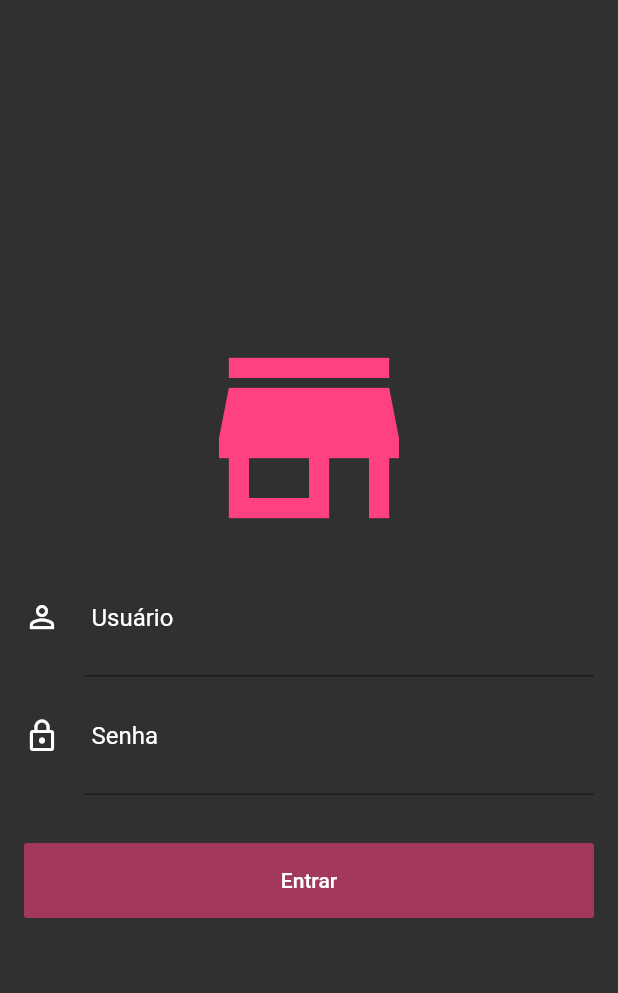
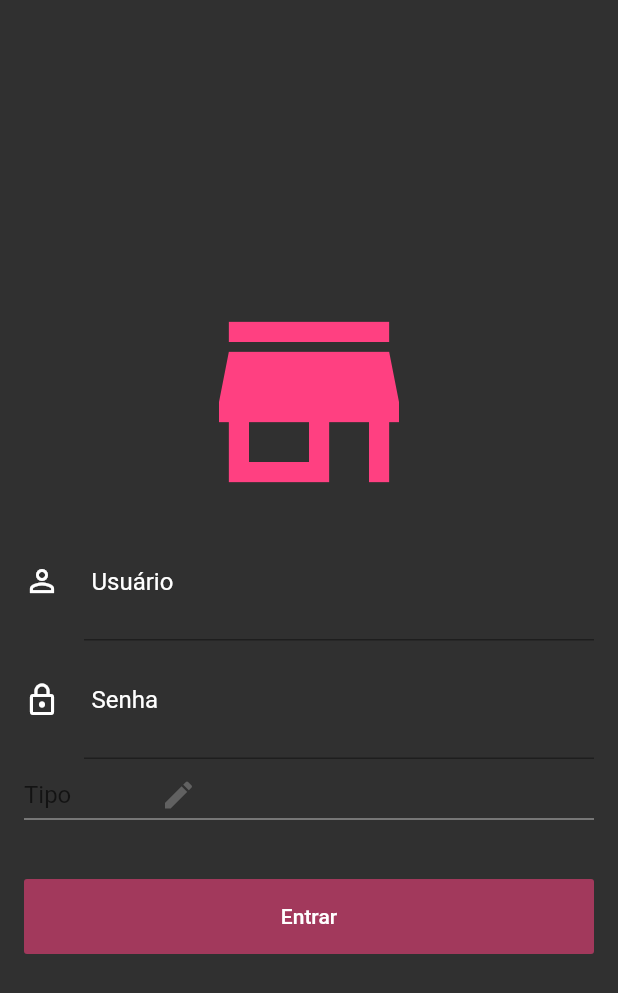
Before and after one commit to paulohcosta1/healthdiaryApp, a Flutter app: the screen it shows after launch, on a phone screen of 412 x 824 dp. Shown: the top 993 px of the screen. Run offline on Flutter 3.47's test engine with Material 2 defaults, Android fonts, the light colour scheme and no system bars; our stand-ins replace cloud_firestore, firebase_auth, rxdart; missing offline and left inert: bloc_pattern; accounts and stored records are empty.

Commit message:
selec added but not working

```diff
--- a/lib/blocs/login_bloc.dart
+++ b/lib/blocs/login_bloc.dart
@@ -29,9 +29,8 @@ class LoginBloc extends BlocBase with LoginValidators {
   LoginBloc() {
     _streamSubscription =
         FirebaseAuth.instance.onAuthStateChanged.listen((user) async {
+      user = null;
       if (user != null) {
-        print(user);
-
         if (await verifyPrivileges(user)) {
           _stateController.add(LoginState.SUCCESS);
         } else {
--- a/lib/pages/login_page.dart
+++ b/lib/pages/login_page.dart
@@ -88,6 +88,20 @@ class _LoginPageState extends State<LoginPage> {
                             stream: _loginBloc.outPassword,
                             onChanged: _loginBloc.changePassword,
                           ),
+                          Container(
+                            child: new DropdownButton<String>(
+                              icon: Icon(Icons.mode_edit),
+                              hint: Text("Tipo"),
+                              items: <String>['Cliente', 'Nutricionista']
+                                  .map((String value) {
+                                return new DropdownMenuItem<String>(
+                                  value: value,
+                                  child: new Text(value),
+                                );
+                              }).toList(),
+                              onChanged: _loginBloc.changeUser,
+                            ),
+                          ),
                           SizedBox(
                             height: 32,
                           ),
```
